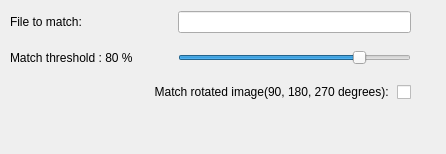
The window that Design/Match_img.ui (Kanter666/Botter) describes before a commit, drawn with Qt 5.
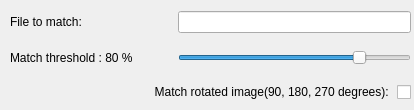
The same window after the commit.

Patch:
```diff
--- a/Design/Match_img.ui
+++ b/Design/Match_img.ui
@@ -6,8 +6,8 @@
    <rect>
     <x>0</x>
     <y>0</y>
-    <width>446</width>
-    <height>154</height>
+    <width>414</width>
+    <height>110</height>
    </rect>
   </property>
   <property name="windowTitle">
```
